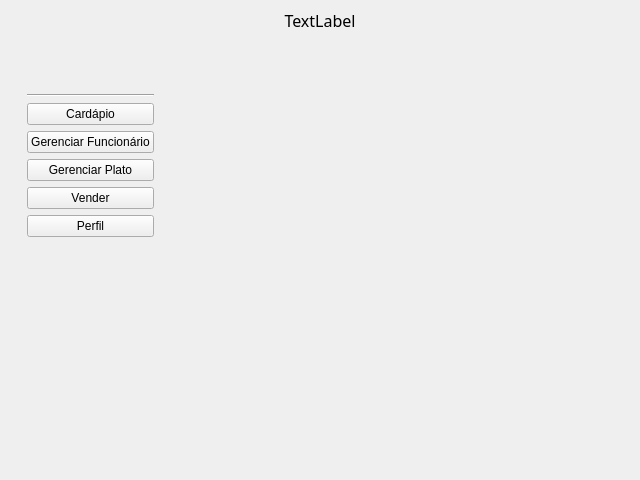
Before: the Qt Designer form view/Dashboard.ui in Wth10/System-Programmer, drawn with Qt 5.
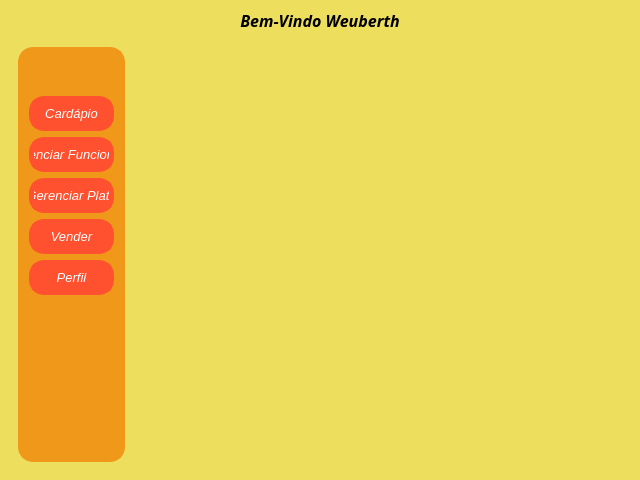
After: the same form once the commit is applied. Icons and pictures are not drawn.

The edit to the form file:
```diff
--- a/view/Dashboard.ui
+++ b/view/Dashboard.ui
@@ -13,22 +13,51 @@
   <property name="windowTitle">
    <string>MainWindow</string>
   </property>
-  <widget class="QWidget" name="centralwidget">
+  <widget class="QWidget" name="Menu">
+   <property name="styleSheet">
+    <string notr="true">#Menu {
+	background: #edde5d;
+}</string>
+   </property>
    <layout class="QVBoxLayout" name="verticalLayout_2">
     <item>
      <widget class="QLabel" name="label_2">
       <property name="font">
        <font>
-        <family>Arial Black</family>
+        <family>Bahnschrift SemiBold</family>
         <pointsize>12</pointsize>
+        <weight>75</weight>
+        <italic>true</italic>
+        <bold>true</bold>
+        <underline>false</underline>
+        <strikeout>false</strikeout>
+        <kerning>false</kerning>
        </font>
       </property>
       <property name="text">
-       <string>TextLabel</string>
+       <string>Bem-Vindo Weuberth</string>
+      </property>
+      <property name="textFormat">
+       <enum>Qt::AutoText</enum>
+      </property>
+      <property name="scaledContents">
+       <bool>true</bool>
       </property>
       <property name="alignment">
        <set>Qt::AlignCenter</set>
       </property>
+      <property name="wordWrap">
+       <bool>true</bool>
+      </property>
+      <property name="margin">
+       <number>1</number>
+      </property>
+      <property name="indent">
+       <number>-1</number>
+      </property>
+      <property name="textInteractionFlags">
+       <set>Qt::TextEditable</set>
+      </property>
      </widget>
     </item>
     <item>
@@ -42,6 +71,14 @@
       <layout class="QHBoxLayout" name="horizontalLayout_2">
        <item>
         <widget class="QFrame" name="frame">
+         <property name="styleSheet">
+          <string notr="true">#frame{
+border: 2px solid #F09819;
+background-color:#F09819;
+border-radius: 15px;
+}
+</string>
+         </property>
          <property name="frameShape">
           <enum>QFrame::NoFrame</enum>
          </property>
@@ -80,25 +117,81 @@
             </layout>
            </widget>
           </item>
-          <item>
-           <widget class="Line" name="line">
-            <property name="orientation">
-             <enum>Qt::Horizontal</enum>
-            </property>
-           </widget>
-          </item>
           <item>
            <widget class="QPushButton" name="BtnMenu">
+            <property name="font">
+             <font>
+              <family>Arial</family>
+              <pointsize>10</pointsize>
+              <italic>true</italic>
+             </font>
+            </property>
+            <property name="focusPolicy">
+             <enum>Qt::StrongFocus</enum>
+            </property>
             <property name="styleSheet">
-             <string notr="true"/>
+             <string notr="true">QPushButton:focus{ background-color: #003973; border:1 solid; }
+
+.QPushButton{
+	background-color: #FF512F;
+	color: rgb(255, 255, 255);
+	border: 5px solid#FF512F;
+	border-radius: 15px;
+	height: 25px;
+	width: 75px;
+}
+
+.QPushButton:hover{
+	background-color: #003973;
+	border: 2px;
+	color: white;
+}
+
+</string>
             </property>
             <property name="text">
              <string>Cardápio</string>
             </property>
+            <property name="checkable">
+             <bool>false</bool>
+            </property>
+            <property name="checked">
+             <bool>false</bool>
+            </property>
            </widget>
           </item>
           <item>
            <widget class="QPushButton" name="BtnEmployees">
+            <property name="font">
+             <font>
+              <family>Arial</family>
+              <pointsize>10</pointsize>
+              <italic>true</italic>
+             </font>
+            </property>
+            <property name="focusPolicy">
+             <enum>Qt::ClickFocus</enum>
+            </property>
+            <property name="styleSheet">
+             <string notr="true">QPushButton:focus{ background-color: #003973; border:1 solid; }
+
+.QPushButton{
+	background-color: #FF512F;
+	color: rgb(255, 255, 255);
+	border: 5px solid#FF512F;
+	border-radius: 15px;
+	height: 25px;
+	width: 75px;
+}
+
+.QPushButton:hover{
+	background-color: #003973;
+	border: 2px;
+	color: white;
+}
+
+</string>
+            </property>
             <property name="text">
              <string>Gerenciar Funcionário</string>
             </property>
@@ -106,6 +199,33 @@
           </item>
           <item>
            <widget class="QPushButton" name="BtnDish">
+            <property name="font">
+             <font>
+              <family>Arial</family>
+              <pointsize>10</pointsize>
+              <italic>true</italic>
+             </font>
+            </property>
+            <property name="styleSheet">
+             <string notr="true">QPushButton:focus{ background-color: #003973; border:1 solid; }
+
+.QPushButton{
+	background-color: #FF512F;
+	color: rgb(255, 255, 255);
+	border: 5px solid#FF512F;
+	border-radius: 15px;
+	height: 25px;
+	width: 75px;
+}
+
+.QPushButton:hover{
+	background-color: #003973;
+	border: 2px;
+	color: white;
+}
+
+</string>
+            </property>
             <property name="text">
              <string>Gerenciar Plato</string>
             </property>
@@ -113,6 +233,33 @@
           </item>
           <item>
            <widget class="QPushButton" name="BtnSell">
+            <property name="font">
+             <font>
+              <family>Arial</family>
+              <pointsize>10</pointsize>
+              <italic>true</italic>
+             </font>
+            </property>
+            <property name="styleSheet">
+             <string notr="true">QPushButton:focus{ background-color: #003973; border:1 solid; }
+
+.QPushButton{
+	background-color: #FF512F;
+	color: rgb(255, 255, 255);
+	border: 5px solid#FF512F;
+	border-radius: 15px;
+	height: 25px;
+	width: 75px;
+}
+
+.QPushButton:hover{
+	background-color: #003973;
+	border: 2px;
+	color: white;
+}
+
+</string>
+            </property>
             <property name="text">
              <string>Vender</string>
             </property>
@@ -120,6 +267,31 @@
           </item>
           <item>
            <widget class="QPushButton" name="BtnProfile">
+            <property name="font">
+             <font>
+              <family>Arial</family>
+              <pointsize>10</pointsize>
+              <italic>true</italic>
+             </font>
+            </property>
+            <property name="styleSheet">
+             <string notr="true">QPushButton:focus{ background-color: #003973; border:1 solid; }
+
+.QPushButton{
+	background-color: #FF512F;
+	color: rgb(255, 255, 255);
+	border: 5px solid#FF512F;
+	border-radius: 15px;
+	height: 25px;
+	width: 75px;
+}
+
+.QPushButton:hover{
+	background-color: #003973;
+	border: 2px;
+	color: white;
+}</string>
+            </property>
             <property name="text">
              <string>Perfil</string>
             </property>
@@ -142,7 +314,20 @@
         </widget>
        </item>
        <item>
-        <widget class="QStackedWidget" name="StackedWidget"/>
+        <widget class="QStackedWidget" name="StackedWidget">
+         <property name="font">
+          <font>
+           <family>Arial</family>
+           <pointsize>10</pointsize>
+          </font>
+         </property>
+         <property name="contextMenuPolicy">
+          <enum>Qt::CustomContextMenu</enum>
+         </property>
+         <property name="acceptDrops">
+          <bool>true</bool>
+         </property>
+        </widget>
        </item>
       </layout>
      </widget>
```
